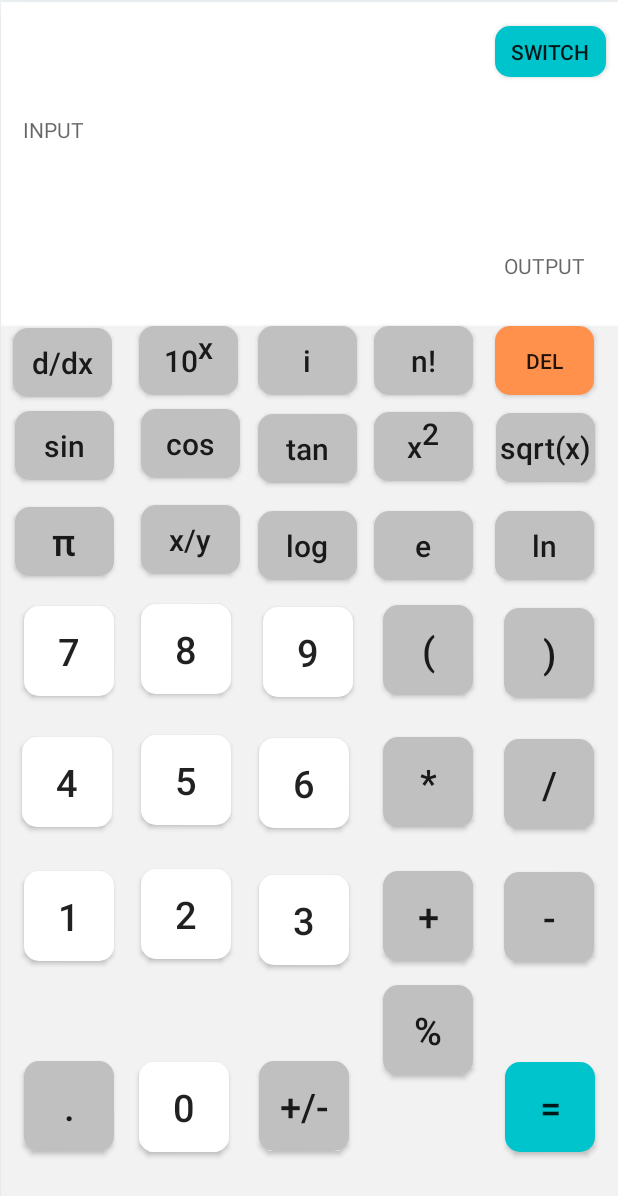
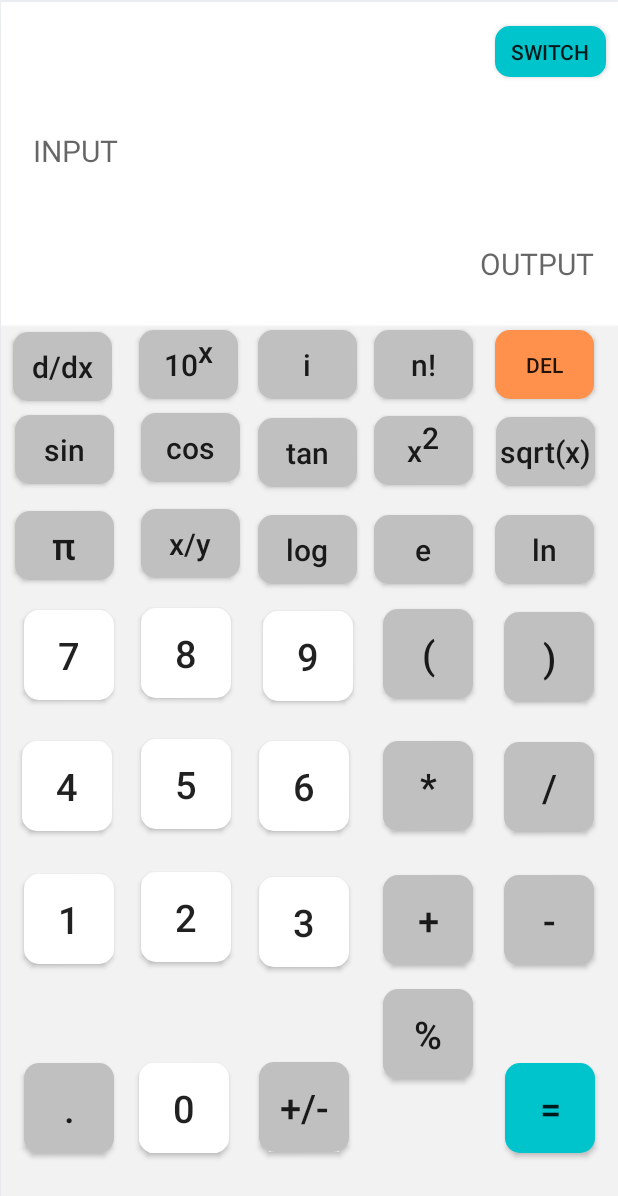
Before and after one commit to shashank-reddy-electromob/calculator, an Android app: the scientific_calculator screen opened directly, with no data from a screen before it, on a phone screen of 412 x 824 dp. Shown: the top 1196 px of the screen. Run offline under Robolectric (Android 15) with nearby library versions, the phone set to English and light mode, and no system bars.

Commit message:
calculator code

```diff
--- a/app/src/main/res/layout/activity_scientific_calculator.xml
+++ b/app/src/main/res/layout/activity_scientific_calculator.xml
@@ -24,26 +24,29 @@
         android:id="@+id/textView13"
         android:layout_width="wrap_content"
         android:layout_height="wrap_content"
-        android:layout_marginEnd="356dp"
         android:hint="INPUT"
+        android:textColor="#000000"
+        android:textSize="20dp"
         app:layout_constraintBottom_toBottomOf="parent"
         app:layout_constraintEnd_toEndOf="parent"
-        app:layout_constraintHorizontal_bias="1.0"
+        app:layout_constraintHorizontal_bias="0.062"
         app:layout_constraintStart_toStartOf="parent"
         app:layout_constraintTop_toBottomOf="@+id/button6"
-        app:layout_constraintVertical_bias="0.034" />
+        app:layout_constraintVertical_bias="0.047" />
 
     <TextView
         android:id="@+id/textView14"
         android:layout_width="wrap_content"
         android:layout_height="wrap_content"
         android:hint="OUTPUT"
+        android:textColor="#000000"
+        android:textSize="20dp"
         app:layout_constraintBottom_toBottomOf="parent"
         app:layout_constraintEnd_toEndOf="parent"
-        app:layout_constraintHorizontal_bias="0.938"
+        app:layout_constraintHorizontal_bias="0.952"
         app:layout_constraintStart_toStartOf="parent"
         app:layout_constraintTop_toBottomOf="@+id/textView13"
-        app:layout_constraintVertical_bias="0.101" />
+        app:layout_constraintVertical_bias="0.07" />
 
     <Button
         android:id="@+id/button7"
```
Also changed, not shown: app/src/main/java/org/electromob/calculator/scientific_calculator.java (+122 -8 lines).
